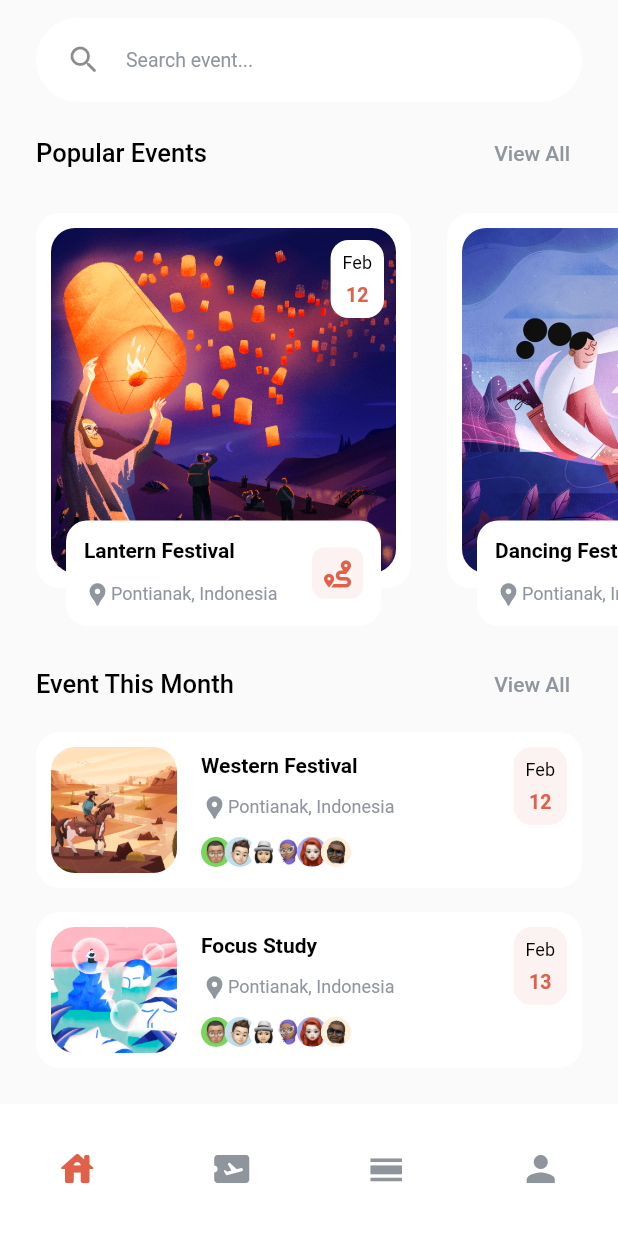
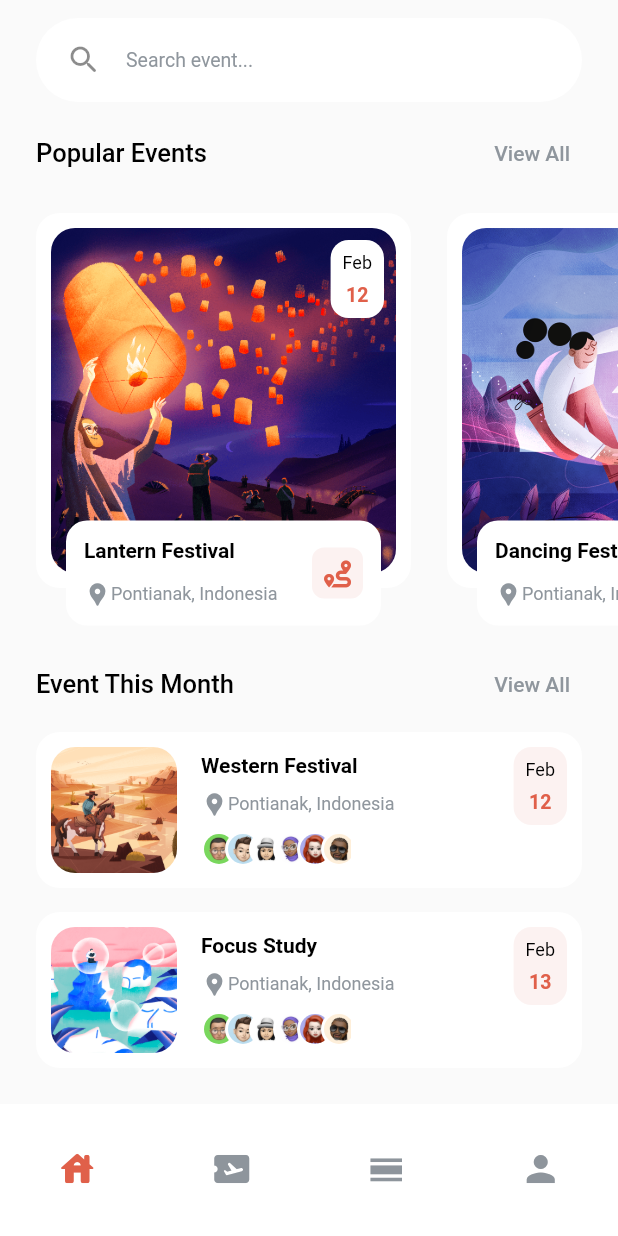
Before and after one commit to rafaelcolladojr/eventer, a Flutter app: the screen it shows after launch, scrolled down 77 dp, on a phone screen of 412 x 824 dp. Run offline on Flutter 3.47's test engine with Material 2 defaults, Android fonts, the phone set to English and light mode, and no system bars; our stand-ins replace font_awesome_flutter.

Commit message:
Added BorderedCircleAvatar to UserListMini

```diff
--- /dev/null
+++ b/lib/presentation/widgets/bordered_circle_avatar.dart
@@ -0,0 +1,28 @@
+import 'package:flutter/material.dart';
+
+class BorderedCircleAvatar extends StatelessWidget {
+  const BorderedCircleAvatar({
+    Key? key,
+    required this.size,
+    this.image,
+    this.child,
+  }) : super(key: key);
+
+  final ImageProvider? image;
+  final Widget? child;
+  final double size;
+
+  @override
+  Widget build(BuildContext context) {
+    return CircleAvatar(
+      radius: size + 2,
+      backgroundColor: Colors.white,
+      child: CircleAvatar(
+        backgroundImage: image,
+        child: child,
+        radius: size,
+        backgroundColor: Colors.white,
+      ),
+    );
+  }
+}
--- a/lib/presentation/widgets/users_list_mini.dart
+++ b/lib/presentation/widgets/users_list_mini.dart
@@ -1,3 +1,4 @@
+import 'package:eventer/presentation/widgets/bordered_circle_avatar.dart';
 import 'package:flutter/material.dart';
 
 class UserListMini extends StatelessWidget {
@@ -15,28 +16,21 @@ class UserListMini extends StatelessWidget {
   List<Widget> getAvatarList(List<ImageProvider>? avatars) {
     if (avatars == null || avatars.isEmpty) {
       return [
-        CircleAvatar(
+        BorderedCircleAvatar(
           child: const Icon(Icons.person, color: Colors.grey),
-          radius: size!,
-          backgroundColor: Colors.white,
+          size: size!,
         ),
       ];
     } else {
       List<Widget> widgets = [];
-      widgets.add(CircleAvatar(
-        backgroundImage: avatars[0],
-        radius: size,
-        backgroundColor: Colors.white,
-      ));
+      widgets.add(
+        BorderedCircleAvatar(image: avatars[0], size: size!),
+      );
 
       for (var i = 1; i < avatars.length; i++) {
         widgets.add(Positioned(
           left: offset! * i,
-          child: CircleAvatar(
-            backgroundImage: avatars[i],
-            radius: size,
-            backgroundColor: Colors.white,
-          ),
+          child: BorderedCircleAvatar(image: avatars[i], size: size!),
         ));
       }
 
```
